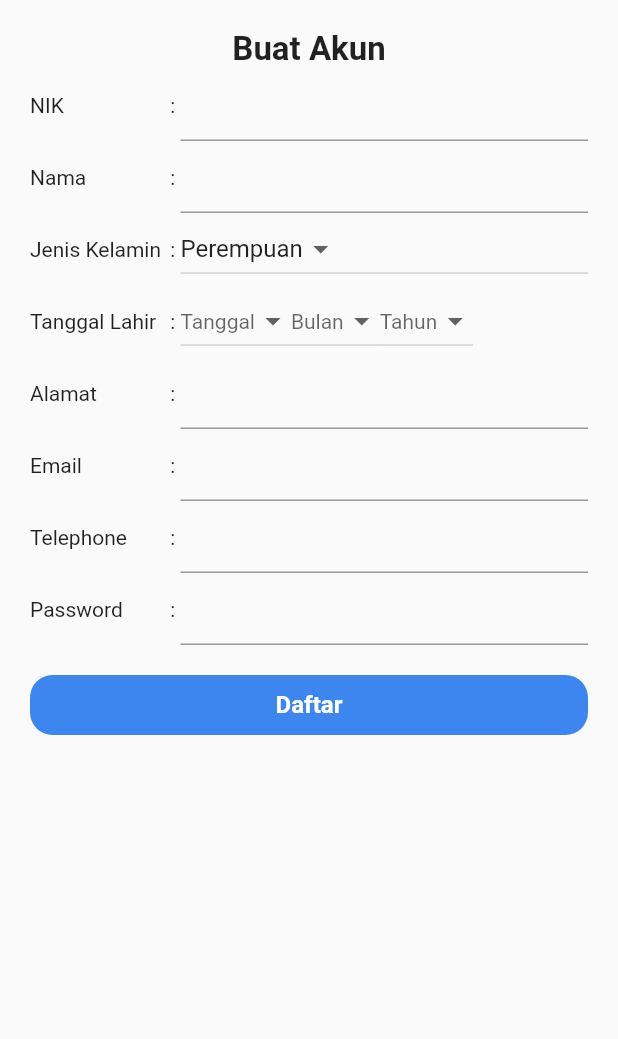
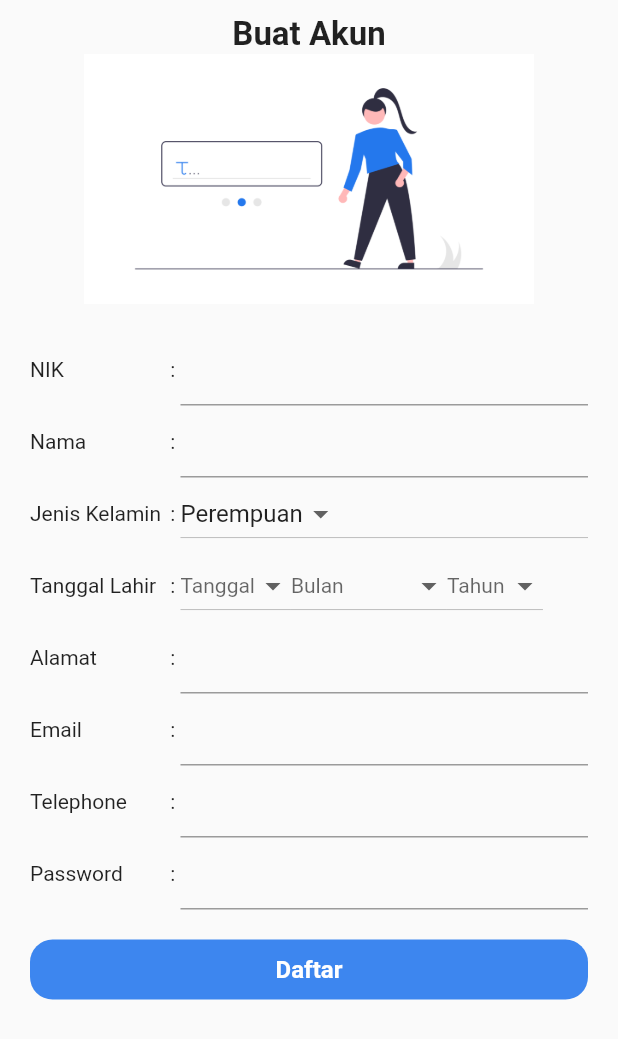
Before and after one commit to darkPigeonn/medico_app_final, a Flutter app: the RegisterScreen screen opened directly, on a phone screen of 412 x 824 dp. Shown: the top 1039 px of the screen. Run offline on Flutter 3.47's test engine with Material 2 defaults, Android fonts, the phone set to English and light mode, and no system bars; our stand-ins replace firebase_storage, flutter_countdown_timer, flutter_html, flutter_inset_box_shadow, flutter_riverpod, flutter_svg and 7 more; missing offline and left inert: dart:ffi, simple_moment; accounts and stored records are empty.

Commit message:
fixing registrasi form

```diff
--- a/lib/views/auth/register_screen.dart
+++ b/lib/views/auth/register_screen.dart
@@ -1,3 +1,5 @@
+import 'dart:ffi';
+
 import 'package:flutter/material.dart';
 import 'package:flutter/services.dart';
 import 'package:medico_app/providers/auth/auth_provider.dart';
@@ -25,8 +27,8 @@ class RegisterScreen extends StatefulWidget {
 
 class _RegisterScreenState extends State<RegisterScreen> {
   String dropdownValue = jenisKelamin.first;
-  String? selectedMonth;
-
+  String? selectedMonth, selectedDay, selectedYear;
+  List years = [];
   late TextEditingController nikController,
       namaController,
       emailController,
@@ -37,6 +39,17 @@ class _RegisterScreenState extends State<RegisterScreen> {
       alergiController;
   bool aggrement = false;
   bool isloading = false;
+
+  getYears() {
+    int startYears = 1900;
+    var endYears = new DateTime.now();
+    int thisYears = int.parse(endYears.year.toString());
+    var distance = thisYears - startYears;
+    for (var i = 1; i <= distance; i++) {
+      startYears = startYears + 1;
+      years.add(startYears.toString());
+    }
+  }
 
   void doRegister() async {
     setState(() {
@@ -108,7 +121,7 @@ class _RegisterScreenState extends State<RegisterScreen> {
   @override
   void initState() {
     super.initState();
-
+    getYears();
     namaController = TextEditingController(text: '');
     emailController = TextEditingController(text: '');
     notlpController = TextEditingController(text: '');
@@ -123,20 +136,39 @@ class _RegisterScreenState extends State<RegisterScreen> {
   Widget build(BuildContext context) {
     return Scaffold(
       body: SafeArea(
-        child: Container(
-          margin: EdgeInsets.symmetric(horizontal: 20),
+        child: Column(
+          children: [
+            Column(
+              children: [
+                SizedBox(
+                  height: 10,
+                ),
+                Container(
+                  width: MediaQuery.of(context).size.width,
+                  child: Center(
+                    child: Text(
+                      'Buat Akun',
+                      textAlign: TextAlign.center,
+                      style: TextStyle(
+                        fontWeight: FontWeight.bold,
+                        fontSize: 22,
+                      ),
+                    ),
+                  ),
+                ),
+                Container(
+                  child: Image.asset(
+                    'assets/signup.png',
+                    width: 300,
+                  ),
+                ),
+              ],
+            ),
+            Container(
+              margin: EdgeInsets.all(20),
               child: SingleChildScrollView(
                 child: Column(
                   children: [
-                SizedBox(
-                  height: 20,
-                ),
-                Container(
-                  child: Text(
-                    'Buat Akun',
-                    style: TextStyle(fontWeight: FontWeight.bold, fontSize: 22),
-                  ),
-                ),
                     Row(
                       mainAxisAlignment: MainAxisAlignment.spaceBetween,
                       children: [
@@ -222,10 +254,35 @@ class _RegisterScreenState extends State<RegisterScreen> {
                           children: [
                             DropdownButton(
                               isExpanded: false,
+                              items: tanggal.map((item) {
+                                return new DropdownMenuItem(
+                                  child: Container(
+                                    width: 20,
+                                    child: new Text(
+                                      item,
+                                    ),
+                                  ),
+                                  value: item,
+                                );
+                              }).toList(),
+                              menuMaxHeight: 200,
+                              onChanged: (value) {
+                                setState(() {
+                                  // selectedLeaveType = value;
+                                });
+                              },
+                              value: selectedDay,
+                              hint: Text('Tanggal'),
+                              style: TextStyle(
+                                  color: Colors.black,
+                                  decorationColor: Colors.red),
+                            ),
+                            DropdownButton(
+                              isExpanded: false,
                               items: bulan.map((item) {
                                 return new DropdownMenuItem(
                                   child: Container(
-                                width: 20,
+                                    width: 80,
                                     child: new Text(
                                       item['label'],
                                     ),
@@ -233,29 +290,7 @@ class _RegisterScreenState extends State<RegisterScreen> {
                                   value: item['value'],
                                 );
                               }).toList(),
-                          onChanged: (value) {
-                            setState(() {
-                              // selectedLeaveType = value;
-                            });
-                          },
-                          value: selectedMonth,
-                          hint: Text('Tanggal'),
-                          style: TextStyle(
-                              color: Colors.black, decorationColor: Colors.red),
-                        ),
-                        DropdownButton(
-                          isExpanded: false,
-                          items: bulan.map((item) {
-                            return new DropdownMenuItem(
-                              child: Container(
-                                width: 20,
-                                child: new Text(
-                                  item['label'],
-                                ),
-                              ),
-                              value: item['value'],
-                            );
-                          }).toList(),
+                              menuMaxHeight: 200,
                               onChanged: (value) {
                                 setState(() {
                                   // selectedLeaveType = value;
@@ -264,19 +299,20 @@ class _RegisterScreenState extends State<RegisterScreen> {
                               value: selectedMonth,
                               hint: Text('Bulan'),
                               style: TextStyle(
-                              color: Colors.black, decorationColor: Colors.red),
+                                  color: Colors.black,
+                                  decorationColor: Colors.red),
                             ),
                             DropdownButton(
                               isExpanded: false,
-                          items: bulan.map((item) {
+                              items: years.map((item) {
                                 return new DropdownMenuItem(
                                   child: Container(
-                                width: 20,
+                                    width: 40,
                                     child: new Text(
-                                  item['label'],
+                                      item,
                                     ),
                                   ),
-                              value: item['value'],
+                                  value: item,
                                 );
                               }).toList(),
                               onChanged: (value) {
@@ -284,10 +320,12 @@ class _RegisterScreenState extends State<RegisterScreen> {
                                   // selectedLeaveType = value;
                                 });
                               },
-                          value: selectedMonth,
+                              menuMaxHeight: 200,
+                              value: selectedYear,
                               hint: Text('Tahun'),
                               style: TextStyle(
-                              color: Colors.black, decorationColor: Colors.red),
+                                  color: Colors.black,
+                                  decorationColor: Colors.red),
                             ),
                           ],
                         )),
@@ -371,6 +409,8 @@ class _RegisterScreenState extends State<RegisterScreen> {
                 ),
               ),
             ),
+          ],
+        ),
       ),
     );
   }
```
Lines whose indentation alone changed are shown as unchanged.
